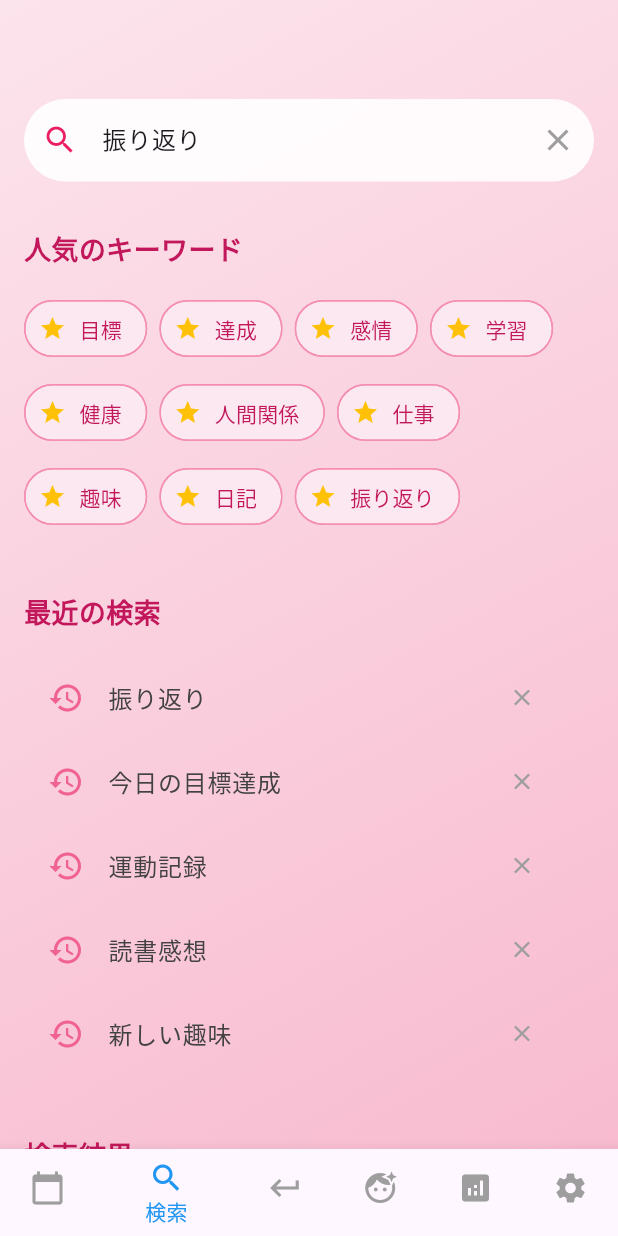
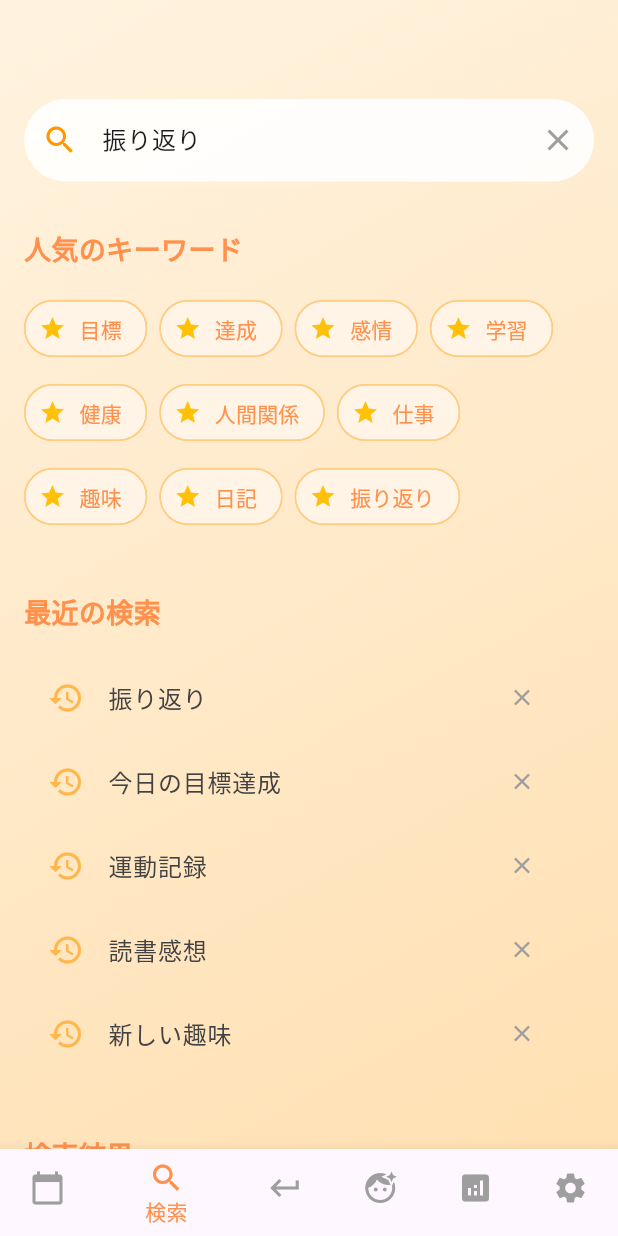
Before and after one commit to yukinkomob/Gakush, a Flutter app: the screen it shows after launch, item 2 of the bottom bar chosen, after a tap on "振り返り", on a phone screen of 412 x 824 dp. Run offline on Flutter 3.47's test engine with Material 3 defaults, Android fonts, the phone set to English and light mode, and no system bars; our stand-ins replace fl_chart.

Commit message:
テーマカラーをオレンジ（ff914d）に設定

```diff
--- a/lib/main.dart
+++ b/lib/main.dart
@@ -88,7 +88,7 @@ class _MainScreenState extends State<MainScreen> {
       bottomNavigationBar: BottomNavigationBar(
         currentIndex: _currentIndex, // 現在選択されているタブを設定
         onTap: _onTabTapped, // タブがタップされたときの処理
-        selectedItemColor: Colors.blue, // 選択されたアイテムの色
+        selectedItemColor: Color(0xffff914d), // 選択されたアイテムの色
         unselectedItemColor: Colors.grey, // 選択されていないアイテムの色
         items: const <BottomNavigationBarItem>[
           BottomNavigationBarItem(
--- a/lib/screens/calendar_screen.dart
+++ b/lib/screens/calendar_screen.dart
@@ -95,7 +95,7 @@ class CalendarScreen extends StatelessWidget {
                 return Container(
                   decoration: isSelectedDay
                       ? BoxDecoration(
-                          color: Colors.pink[100],
+                          color: Colors.orange[100],
                           shape: BoxShape.circle,
                         )
                       : null,
@@ -122,8 +122,8 @@ class CalendarScreen extends StatelessWidget {
                 begin: Alignment.topCenter,
                 end: Alignment.bottomCenter,
                 colors: [
-                  Colors.pink[50]!, // Light pink
-                  Colors.pink[100]!, // Slightly darker pink
+                  Colors.orange[50]!, // Light pink
+                  Colors.orange[100]!, // Slightly darker pink
                 ],
               ),
             ),
--- a/lib/screens/profile_screen.dart
+++ b/lib/screens/profile_screen.dart
@@ -27,20 +27,6 @@ class _ProfileScreenState extends State<ProfileScreen> {
     return Scaffold(
       appBar: AppBar(
         title: const Text(''), // ここにタイトルバーを追加
-        centerTitle: true, // タイトルを中央に配置
-        actions: [
-          IconButton(
-            icon: Icon(Icons.calendar_month, color: Colors.pink.shade200), // 設定アイコン
-            onPressed: () {
-              // ボタンがタップされたときにSettingsScreenに遷移
-              Navigator.push(
-                context,
-                MaterialPageRoute(builder: (context) => CalendarScreen()),
-              );
-            },
-          ),
-          const SizedBox(width: 8), // アイコンと右端の間に少しスペースを設ける
-        ],
       ),
       backgroundColor: Colors.grey[50], // 全体の背景色
       body: CustomScrollView(
@@ -54,7 +40,7 @@ class _ProfileScreenState extends State<ProfileScreen> {
               background: Container(
                 decoration: const BoxDecoration(
                   image: DecorationImage(
-                    image: AssetImage('assets/images/pink_bubble.jpg'),
+                    image: AssetImage('assets/images/bubble.jpg'),
                     fit: BoxFit.cover,
                   ),
                   borderRadius: BorderRadius.only(
@@ -178,7 +164,7 @@ class _ProfileScreenState extends State<ProfileScreen> {
                         style: TextStyle(
                             fontSize: 18,
                             fontWeight: FontWeight.bold,
-                            color: Colors.pink.shade100,
+                            color: Colors.orange.shade100,
                           ),
                       ),
                       const SizedBox(height: 8),
@@ -187,7 +173,7 @@ class _ProfileScreenState extends State<ProfileScreen> {
                         decoration: BoxDecoration(
                           color: Colors.white,
                           border: BoxBorder.all(
-                            color: Colors.pink.shade100
+                            color: Colors.orange.shade100
                           ),
                           borderRadius: BorderRadius.circular(15),
                           boxShadow: [
@@ -212,7 +198,7 @@ class _ProfileScreenState extends State<ProfileScreen> {
                         style: TextStyle(
                             fontSize: 18,
                             fontWeight: FontWeight.bold,
-                            color: Colors.pink.shade100
+                            color: Colors.orange.shade100
                           ),
                       ),
                       const SizedBox(height: 8),
@@ -221,7 +207,7 @@ class _ProfileScreenState extends State<ProfileScreen> {
                         decoration: BoxDecoration(
                           color: Colors.white,
                           border: BoxBorder.all(
-                            color: Colors.pink.shade100
+                            color: Colors.orange.shade100
                           ),
                           borderRadius: BorderRadius.circular(15),
                           boxShadow: [
@@ -241,7 +227,7 @@ class _ProfileScreenState extends State<ProfileScreen> {
                               drawVerticalLine: false, // 縦線を非表示
                               getDrawingHorizontalLine: (value) {
                                 return FlLine(
-                                  color: Colors.pink.shade100, // 例えば薄いグレーの点線に
+                                  color: Colors.orange.shade100, // 例えば薄いグレーの点線に
                                   strokeWidth: 1, // 線の太さ
                                   dashArray: [5, 5]
                                 );
@@ -285,14 +271,14 @@ class _ProfileScreenState extends State<ProfileScreen> {
                                 spots: weeklyReportData,
                                 isCurved: false, // 滑らかな曲線にしない
                                 barWidth: 2,
-                                color: Colors.pink.shade200, // 線の色
+                                color: Colors.orange.shade200, // 線の色
                                 isStrokeCapRound: true,
                                 dotData: FlDotData(
                                   show: true, // 点を表示
                                   getDotPainter: (spot, percent, bar, index) {
                                     return FlDotCirclePainter(
                                       radius: 4,
-                                      color: Colors.pink.shade200, // 点の色
+                                      color: Colors.orange.shade200, // 点の色
                                       strokeWidth: 2,
                                       strokeColor: Colors.white, // 点の周りの色
                                     );
@@ -317,8 +303,8 @@ class _ProfileScreenState extends State<ProfileScreen> {
                             decoration: BoxDecoration(
                               shape: BoxShape.circle,
                               color: index == 0
-                                  ? Colors.pink.shade200 // 現在のページ
-                                  : Colors.pink.shade50,
+                                  ? Colors.orange.shade200 // 現在のページ
+                                  : Colors.orange.shade50,
                             ),
                           ),
                         ),
@@ -365,7 +351,7 @@ class MyApp extends StatelessWidget {
     return MaterialApp(
       title: 'Profile App',
       theme: ThemeData(
-        primarySwatch: Colors.pink,
+        primarySwatch: Colors.orange,
         visualDensity: VisualDensity.adaptivePlatformDensity,
       ),
       home: const ProfileScreen(),
--- a/lib/screens/review_screen.dart
+++ b/lib/screens/review_screen.dart
@@ -28,7 +28,7 @@ class _ReviewScreenState extends State<ReviewScreen> with SingleTickerProviderSt
         padding: EdgeInsets.fromLTRB(0, 50, 0, 0),
         decoration: BoxDecoration(
           gradient: LinearGradient(
-            colors: [Colors.pink.shade50, Colors.pink.shade100], // 淡いピンクのグラデーション
+            colors: [Colors.orange.shade50, Colors.orange.shade100], // 淡いピンクのグラデーション
             begin: Alignment.topLeft,
             end: Alignment.bottomRight,
           ),
@@ -62,7 +62,7 @@ class _ReviewScreenState extends State<ReviewScreen> with SingleTickerProviderSt
                 SizedBox(height: 40),
                 Text('目標を75%達成しました！素晴らしい一週間でしたね！',
                     textAlign: TextAlign.left,
-                    style: TextStyle(fontSize: 15, color: Colors.pink.shade700, fontWeight: FontWeight.bold)),
+                    style: TextStyle(fontSize: 15, color: Color(0xffff914d), fontWeight: FontWeight.bold)),
               ],
             ),
             icon: Icons.check_circle_outline,
@@ -109,7 +109,7 @@ class _ReviewScreenState extends State<ReviewScreen> with SingleTickerProviderSt
                 SizedBox(height: 10),
                 Text('記録継続率88%！着実に習慣化できていますね！',
                     textAlign: TextAlign.center,
-                    style: TextStyle(fontSize: 15, color: Colors.pink.shade700, fontWeight: FontWeight.bold)),
+                    style: TextStyle(fontSize: 15, color: Color(0xffff914d), fontWeight: FontWeight.bold)),
               ],
             ),
             icon: Icons.calendar_today_outlined,
@@ -155,7 +155,7 @@ class _ReviewScreenState extends State<ReviewScreen> with SingleTickerProviderSt
               children: [
                 Text(
                   'Jibundamを使い始めて${DateTime.now().difference(DateTime(2024, 1, 1)).inDays}日が経ちました！', // ダミーの日数
-                  style: TextStyle(fontSize: 15, fontWeight: FontWeight.bold, color: Colors.pink.shade700),
+                  style: TextStyle(fontSize: 15, fontWeight: FontWeight.bold, color: Color(0xffff914d)),
                 ),
                 SizedBox(height: 8),
                 Text(
@@ -200,7 +200,7 @@ class _ReviewScreenState extends State<ReviewScreen> with SingleTickerProviderSt
             style: TextStyle(
               fontSize: 24,
               fontWeight: FontWeight.bold,
-              color: Colors.pink.shade700,
+              color: Color(0xffff914d),
             ),
           ),
           SizedBox(height: 4),
@@ -245,7 +245,7 @@ class _ReviewScreenState extends State<ReviewScreen> with SingleTickerProviderSt
                     style: TextStyle(
                       fontSize: 18,
                       fontWeight: FontWeight.bold,
-                      color: Colors.pink.shade600,
+                      color: Colors.orange.shade600,
                     ),
                   ),
                 ),
@@ -267,7 +267,7 @@ class _ReviewScreenState extends State<ReviewScreen> with SingleTickerProviderSt
         PieChartData(
           sections: [
             PieChartSectionData(
-              color: Colors.pinkAccent,
+              color: Colors.orangeAccent,
               value: percentage * 100,
               title: '${(percentage * 100).toInt()}%',
               radius: 60,
@@ -278,7 +278,7 @@ class _ReviewScreenState extends State<ReviewScreen> with SingleTickerProviderSt
               ),
             ),
             PieChartSectionData(
-              color: Colors.pink.shade100,
+              color: Colors.orange.shade100,
               value: (1 - percentage) * 100,
               title: '',
               radius: 60,
@@ -302,7 +302,7 @@ class _ReviewScreenState extends State<ReviewScreen> with SingleTickerProviderSt
             style: TextStyle(
               fontSize: 16,
               fontWeight: FontWeight.bold,
-              color: Colors.pink.shade700,
+              color: Color(0xffff914d),
             ),
           ),
         ],
--- a/lib/screens/search_screen.dart
+++ b/lib/screens/search_screen.dart
@@ -83,7 +83,7 @@ class _SearchScreenState extends State<SearchScreen> {
         padding: EdgeInsets.fromLTRB(0, 50, 0, 0),
         decoration: BoxDecoration(
           gradient: LinearGradient(
-            colors: [Colors.pink.shade50, Colors.pink.shade100], // 淡いピンクのグラデーション
+            colors: [Colors.orange.shade50, Colors.orange.shade100], // 淡いピンクのグラデーション
             begin: Alignment.topLeft,
             end: Alignment.bottomRight,
           ),
@@ -97,8 +97,8 @@ class _SearchScreenState extends State<SearchScreen> {
                 controller: _searchController,
                 decoration: InputDecoration(
                   hintText: 'キーワードを入力...',
-                  hintStyle: TextStyle(color: Colors.pink.shade300.withOpacity(0.7)),
-                  prefixIcon: Icon(Icons.search, color: Colors.pink),
+                  hintStyle: TextStyle(color: Colors.orange.shade300.withOpacity(0.7)),
+                  prefixIcon: Icon(Icons.search, color: Colors.orange),
                   suffixIcon: _searchController.text.isNotEmpty
                       ? IconButton(
                           icon: Icon(Icons.clear, color: Colors.grey),
@@ -133,17 +133,17 @@ class _SearchScreenState extends State<SearchScreen> {
                         runSpacing: 8.0, // チップ間の垂直方向のスペース
                         children: _popularKeywords.map((keyword) {
                           return ActionChip(
-                            label: Text(keyword, style: TextStyle(color: Colors.pink.shade700)),
+                            label: Text(keyword, style: TextStyle(color: Color(0xffff914d))),
                             avatar: Icon(Icons.star, size: 18, color: Colors.amber), // 可愛らしい星アイコン
                             onPressed: () {
                               _searchController.text = keyword;
                               _addRecentSearch(keyword);
                               _performSearch(keyword);
                             },
-                            backgroundColor: Colors.pink.shade50.withOpacity(0.8),
+                            backgroundColor: Colors.orange.shade50.withOpacity(0.8),
                             shape: RoundedRectangleBorder(
                               borderRadius: BorderRadius.circular(20),
-                              side: BorderSide(color: Colors.pink.shade200, width: 1),
+                              side: BorderSide(color: Colors.orange.shade200, width: 1),
                             ),
                           );
                         }).toList(),
@@ -157,7 +157,7 @@ class _SearchScreenState extends State<SearchScreen> {
                           : Column(
                               children: _recentSearches.map((record) {
                                 return ListTile(
-                                  leading: Icon(Icons.history, color: Colors.pink.shade300),
+                                  leading: Icon(Icons.history, color: Colors.orange.shade300),
                                   title: Text(record, style: TextStyle(color: Colors.grey.shade800)),
                                   trailing: IconButton(
                                     icon: Icon(Icons.clear, size: 18, color: Colors.grey.shade500),
@@ -195,7 +195,7 @@ class _SearchScreenState extends State<SearchScreen> {
                                     elevation: 2,
                                     shape: RoundedRectangleBorder(borderRadius: BorderRadius.circular(12)),
                                     child: ListTile(
-                                      leading: Icon(Icons.event_note, color: Colors.pink),
+                                      leading: Icon(Icons.event_note, color: Colors.orange),
                                       title: Text(_searchResults[index], style: TextStyle(fontWeight: FontWeight.w500)),
                                       subtitle: Text('2024年7月5日', style: TextStyle(color: Colors.grey.shade600)), // ダミーの日付
                                       onTap: () {
@@ -226,7 +226,7 @@ class _SearchScreenState extends State<SearchScreen> {
         style: TextStyle(
           fontSize: 18,
           fontWeight: FontWeight.bold,
-          color: Colors.pink.shade700,
+          color: Color(0xffff914d),
         ),
       ),
     );
--- a/lib/screens/self_analysis_screen.dart
+++ b/lib/screens/self_analysis_screen.dart
@@ -34,7 +34,7 @@ class _SelfAnalysisScreenState extends State<SelfAnalysisScreen> {
         padding: EdgeInsets.fromLTRB(0, 50, 0, 0),
         decoration: BoxDecoration(
           gradient: LinearGradient(
-            colors: [Colors.pink.shade50, Colors.pink.shade100],
+            colors: [Colors.orange.shade50, Colors.orange.shade100],
             begin: Alignment.topLeft,
             end: Alignment.bottomRight,
           ),
@@ -85,7 +85,7 @@ class _SelfAnalysisScreenState extends State<SelfAnalysisScreen> {
                       style: TextStyle(
                         fontSize: 15,
                         fontWeight: FontWeight.bold,
-                        color: Colors.pink.shade700,
+                        color: Color(0xffff914d),
                       ),
                     ),
                     SizedBox(height: 8),
@@ -121,7 +121,7 @@ class _SelfAnalysisScreenState extends State<SelfAnalysisScreen> {
           style: TextStyle(
             fontSize: 22,
             fontWeight: FontWeight.bold,
-            color: Colors.pink.shade700,
+            color: Color(0xffff914d),
           ),
         ),
         SizedBox(height: 4),
@@ -165,7 +165,7 @@ class _SelfAnalysisScreenState extends State<SelfAnalysisScreen> {
                     style: TextStyle(
                       fontSize: 18,
                       fontWeight: FontWeight.bold,
-                      color: Colors.pink.shade600,
+                      color: Colors.orange.shade600,
                     ),
                   ),
                 ),
@@ -199,14 +199,14 @@ class _SelfAnalysisScreenState extends State<SelfAnalysisScreen> {
           children: [
             Row(
               children: [
-                Icon(Icons.lightbulb_outline, size: 24, color: Colors.pink.shade400),
+                Icon(Icons.lightbulb_outline, size: 24, color: Colors.orange.shade400),
                 SizedBox(width: 8),
                 Text(
                   trait,
                   style: TextStyle(
                     fontSize: 17,
                     fontWeight: FontWeight.bold,
-                    color: Colors.pink.shade700,
+                    color: Color(0xffff914d),
                   ),
                 ),
                 Spacer(),
@@ -214,16 +214,16 @@ class _SelfAnalysisScreenState extends State<SelfAnalysisScreen> {
                 Container(
                   padding: EdgeInsets.symmetric(horizontal: 10, vertical: 5),
                   decoration: BoxDecoration(
-                    color: Colors.pink.shade100,
+                    color: Colors.orange.shade100,
                     borderRadius: BorderRadius.circular(15),
-                    border: Border.all(color: Colors.pink.shade200),
+                    border: Border.all(color: Colors.orange.shade200),
                   ),
                   child: Text(
                     '$score%',
                     style: TextStyle(
                       fontSize: 14,
                       fontWeight: FontWeight.bold,
-                      color: Colors.pink.shade800,
+                      color: Colors.orange.shade800,
                     ),
                   ),
                 ),
@@ -251,15 +251,15 @@ class _SelfAnalysisScreenState extends State<SelfAnalysisScreen> {
             // dataEntries: [4.0, 4.5, 4.0, 4.2, 5.0, 4.3].map((value) {
             //   return RadarEntry(value: value);
             // }).toList()
-            borderColor: Colors.pinkAccent.withOpacity(0.7),
-            fillColor: Colors.pinkAccent.withOpacity(0.3),
+            borderColor: Colors.orangeAccent.withOpacity(0.7),
+            fillColor: Colors.orangeAccent.withOpacity(0.3),
             borderWidth: 2,
           ),
         ],
         // チャートの軸の設定
         radarBackgroundColor: Colors.transparent, // 背景色を透明に
-        radarBorderData: const BorderSide(color: Colors.pink, width: 1.5), // レーダーの枠線
-        gridBorderData: BorderSide(color: Colors.pink.shade200, width: 1), // グリッド線
+        radarBorderData: const BorderSide(color: Colors.orange, width: 1.5), // レーダーの枠線
+        gridBorderData: BorderSide(color: Colors.orange.shade200, width: 1), // グリッド線
 
         getTitle: (index, angle) {
           final titles = _analysisScores.keys.toList();
@@ -267,13 +267,13 @@ class _SelfAnalysisScreenState extends State<SelfAnalysisScreen> {
             text: titles[index],
             angle: angle,
             // textStyle: TextStyle(
-            //   color: Colors.pink.shade700,
+            //   color: Color(0xffff914d),
             //   fontWeight: FontWeight.bold,
             //   fontSize: 13,
             // ),
           );
         },
-        tickBorderData: BorderSide(color: Colors.pink.shade200, width: 1), // 目盛りの線
+        tickBorderData: BorderSide(color: Colors.orange.shade200, width: 1), // 目盛りの線
         tickCount: 5, // 目盛りの数 (0.2, 0.4, 0.6, 0.8, 1.0)
         ticksTextStyle: TextStyle(color: Colors.grey.shade600, fontSize: 10), // 目盛りのテキストスタイル
         // スコアの範囲を設定
--- a/lib/screens/settings_screen.dart
+++ b/lib/screens/settings_screen.dart
@@ -36,7 +36,7 @@ class _SimpleSettingsScreenState extends State<SettingsScreen> {
         padding: EdgeInsets.fromLTRB(0, 50, 0, 0),
         decoration: BoxDecoration(
           gradient: LinearGradient(
-            colors: [Colors.pink.shade50, Colors.pink.shade100], // 淡いピンクのグラデーション
+            colors: [Colors.orange.shade50, Colors.orange.shade100], // 淡いピンクのグラデーション
             begin: Alignment.topLeft,
             end: Alignment.bottomRight,
           ),
@@ -57,14 +57,14 @@ class _SimpleSettingsScreenState extends State<SettingsScreen> {
                         // テーマ切り替えロジック
                       });
                     },
-                    activeColor: Colors.pinkAccent,
+                    activeColor: Colors.orangeAccent,
                   ),
                 ),
                 // _buildSimpleSettingTile(
                 //   title: 'アバター着せ替え',
                 //   trailing: DropdownButton<String>(
                 //     value: _selectedAvatar,
-                //     icon: const Icon(Icons.arrow_drop_down, color: Colors.pink),
+                //     icon: const Icon(Icons.arrow_drop_down, color: Colors.orange),
                 //     underline: Container(),
                 //     onChanged: (String? newValue) {
                 //       setState(() {
@@ -93,7 +93,7 @@ class _SimpleSettingsScreenState extends State<SettingsScreen> {
                 //   title: '背景画像',
                 //   trailing: DropdownButton<String>(
                 //     value: _selectedBackground,
-                //     icon: const Icon(Icons.arrow_drop_down, color: Colors.pink),
+                //     icon: const Icon(Icons.arrow_drop_down, color: Colors.orange),
                 //     underline: Container(),
                 //     onChanged: (String? newValue) {
                 //       setState(() {
@@ -113,7 +113,7 @@ class _SimpleSettingsScreenState extends State<SettingsScreen> {
                 //   title: 'フォント',
                 //   trailing: DropdownButton<String>(
                 //     value: _selectedFont,
-                //     icon: const Icon(Icons.arrow_drop_down, color: Colors.pink),
+                //     icon: const Icon(Icons.arrow_drop_down, color: Colors.orange),
                 //     underline: Container(),
                 //     onChanged: (String? newValue) {
                 //       setState(() {
@@ -204,7 +204,7 @@ class _SimpleSettingsScreenState extends State<SettingsScreen> {
                 color: textColor ?? Colors.grey.shade800,
               ),
             ),
-            trailing ?? Icon(Icons.chevron_right, color: Colors.pink.shade300),
+            trailing ?? Icon(Icons.chevron_right, color: Colors.orange.shade300),
           ],
         ),
       ),
@@ -226,7 +226,7 @@ class _SimpleSettingsScreenState extends State<SettingsScreen> {
             style: TextStyle(
               fontSize: 18,
               fontWeight: FontWeight.bold,
-              color: Colors.pink.shade700,
+              color: Color(0xffff914d),
             ),
           ),
         ),
@@ -237,7 +237,7 @@ class _SimpleSettingsScreenState extends State<SettingsScreen> {
             borderRadius: BorderRadius.circular(15), // 角丸
             boxShadow: [
               BoxShadow(
-                color: Colors.pink.shade100.withOpacity(0.3),
+                color: Colors.orange.shade100.withOpacity(0.3),
                 spreadRadius: 2,
                 blurRadius: 5,
                 offset: Offset(0, 3),
@@ -250,7 +250,7 @@ class _SimpleSettingsScreenState extends State<SettingsScreen> {
                 children: [
                   children[index],
                   if (index < children.length - 1)
-                    Divider(height: 1, color: Colors.pink.shade100), // 区切り線
+                    Divider(height: 1, color: Colors.orange.shade100), // 区切り線
                 ],
               );
             }),
@@ -267,7 +267,7 @@ class _SimpleSettingsScreenState extends State<SettingsScreen> {
       barrierDismissible: false,
       builder: (BuildContext dialogContext) {
         return AlertDialog(
-          title: Text('ログアウト', style: TextStyle(color: Colors.pink.shade700)),
+          title: Text('ログアウト', style: TextStyle(color: Color(0xffff914d))),
           content: Text('本当にログアウトしますか？'),
           actions: <Widget>[
             TextButton(
```
Also changed, not shown: assets/images/bubble.jpg (added), assets/images/pink_bubble.jpg (deleted).
